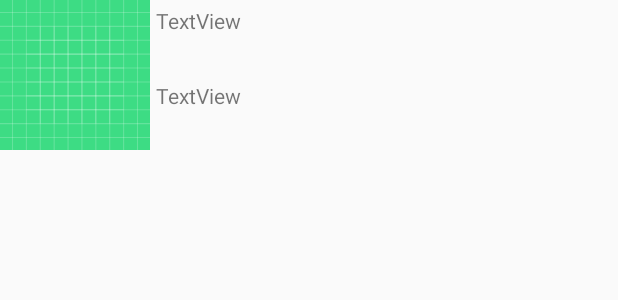
After one commit to mona-apk/LiT-Application, an Android app: the layout list_item.xml on its own in the app's theme, with its tools: preview values and no code run, on a phone screen of 412 x 824 dp. The commit adds this screen. Shown: the top 300 px of the screen. Run offline under Robolectric (Android 15) with nearby library versions, the light colour scheme and no system bars.

Commit message:
FlashCard: CustomViewの動的追加

```diff
--- a/flashcard/build.gradle
+++ b/flashcard/build.gradle
@@ -34,4 +34,5 @@ dependencies {
     testImplementation 'junit:junit:4.12'
     androidTestImplementation 'androidx.test.ext:junit:1.1.1'
     androidTestImplementation 'androidx.test.espresso:espresso-core:3.2.0'
+    implementation 'androidx.legacy:legacy-support-v4:1.0.0'
 }
--- a/flashcard/src/main/java/com/kamiapk/flashcard/MainActivity.kt
+++ b/flashcard/src/main/java/com/kamiapk/flashcard/MainActivity.kt
@@ -2,11 +2,15 @@ package com.kamiapk.flashcard
 
 import androidx.appcompat.app.AppCompatActivity
 import android.os.Bundle
+import kotlinx.android.synthetic.main.activity_main.*
 
 class MainActivity : AppCompatActivity() {
 
     override fun onCreate(savedInstanceState: Bundle?) {
         super.onCreate(savedInstanceState)
         setContentView(R.layout.activity_main)
+
+        //CustomViewの追加
+        //CustomList(this, container,word)
     }
 }
--- /dev/null
+++ b/flashcard/src/main/java/com/kamiapk/flashcard/model/Word.kt
@@ -0,0 +1,3 @@
+package com.kamiapk.flashcard.model
+
+class Word(var resID: Int, var name: String)
--- /dev/null
+++ b/flashcard/src/main/res/layout/list_item.xml
@@ -0,0 +1,41 @@
+<?xml version="1.0" encoding="utf-8"?>
+<LinearLayout xmlns:android="http://schemas.android.com/apk/res/android"
+    xmlns:app="http://schemas.android.com/apk/res-auto"
+    xmlns:tools="http://schemas.android.com/tools"
+    android:id="@+id/listItemLayout"
+    android:layout_width="match_parent"
+    android:layout_height="100dp"
+    android:orientation="horizontal"
+    app:layout_constraintBottom_toBottomOf="parent"
+    app:layout_constraintEnd_toEndOf="parent"
+    app:layout_constraintStart_toStartOf="parent"
+    app:layout_constraintTop_toTopOf="parent">
+
+    <ImageView
+        android:id="@+id/fruitIV"
+        android:layout_width="100dp"
+        android:layout_height="100dp"
+        app:srcCompat="@drawable/ic_launcher_background" />
+
+    <LinearLayout
+        android:layout_width="match_parent"
+        android:layout_height="match_parent"
+        android:orientation="vertical">
+
+        <TextView
+            android:id="@+id/jaTV"
+            android:layout_width="match_parent"
+            android:layout_height="match_parent"
+            android:layout_margin="4dp"
+            android:layout_weight="1"
+            android:text="TextView" />
+
+        <TextView
+            android:id="@+id/enTV"
+            android:layout_width="match_parent"
+            android:layout_height="match_parent"
+            android:layout_margin="4dp"
+            android:layout_weight="1"
+            android:text="TextView" />
+    </LinearLayout>
+</LinearLayout>
```
Also changed, not shown: flashcard/src/main/java/com/kamiapk/flashcard/CustomList.kt (added, +42 -0 lines), flashcard/src/main/res/layout/activity_main.xml (+15 -7 lines), flashcard/src/main/res/values/attrs_word_item_view.xml (added, +8 -0 lines).
